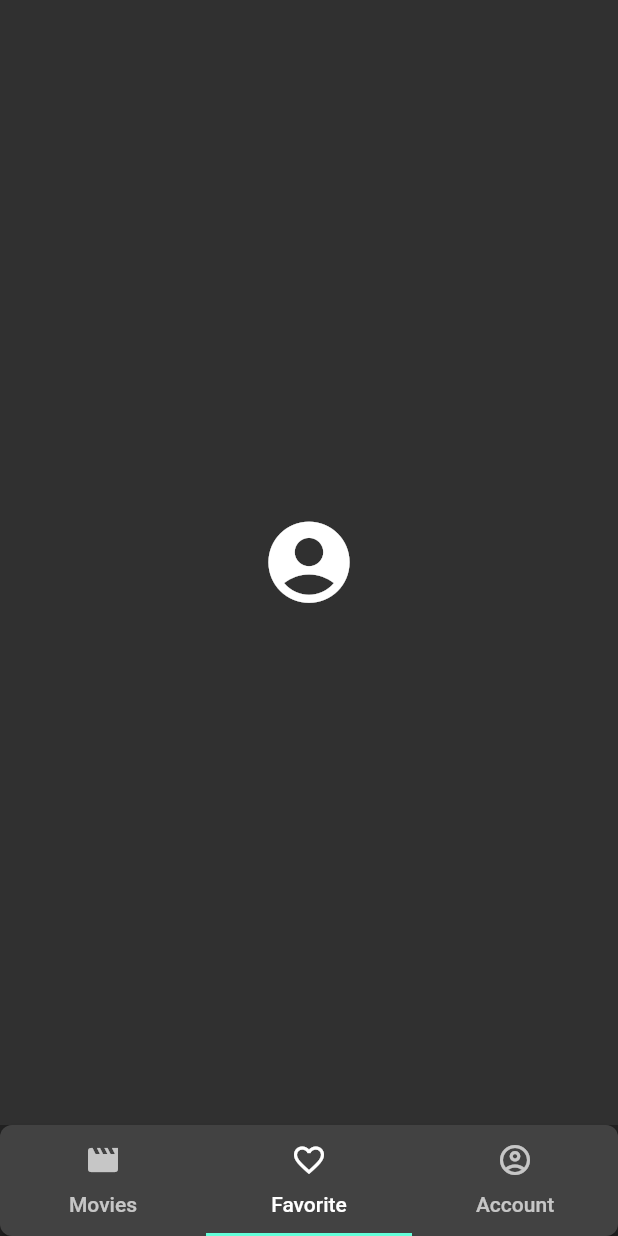
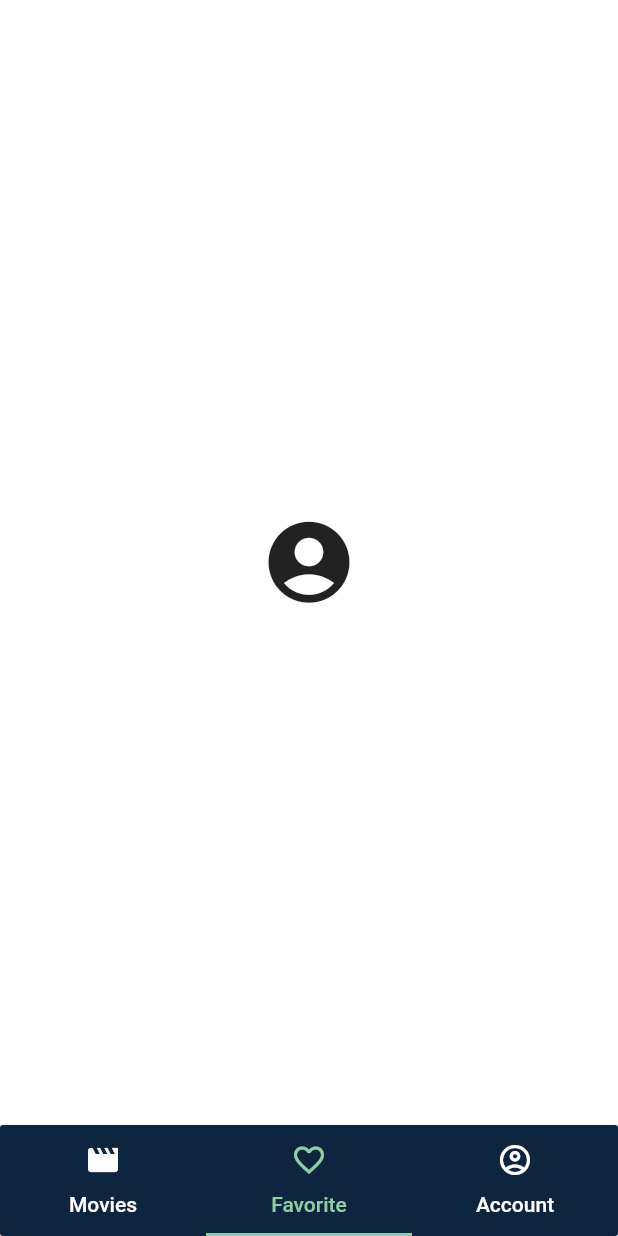
Before and after one commit to A7mdFathi/movie, a Flutter app: the screen it shows after launch, item 2 of the bottom bar chosen, on a phone screen of 412 x 824 dp. Run offline on Flutter 3.47's test engine with Material 2 defaults, Android fonts, the phone set to English and light mode, and no system bars; our stand-ins replace bloc, cached_network_image, connectivity, equatable, flutter_bloc, youtube_player_flutter; generated files the repository leaves out were written again; network calls fail.

Commit message:
add dark theme add check connection to internet

```diff
--- a/lib/main.dart
+++ b/lib/main.dart
@@ -1,5 +1,7 @@
 import 'package:flutter/material.dart';
 import 'package:flutter_bloc/flutter_bloc.dart';
+import 'package:movies_now/src/blocs/app_internet_bloc/app_internet_bloc.dart';
+import 'package:movies_now/src/blocs/app_theme_cubit/app_theme_cubit.dart';
 import 'package:movies_now/src/repositories/repositories.dart';
 import 'package:movies_now/src/screens/screens.dart';
 import 'package:movies_now/src/utils/app_routes.dart';
@@ -28,18 +30,26 @@ class App extends StatelessWidget {
 
   @override
   Widget build(BuildContext context) {
+    return MultiBlocProvider(
+      providers: [
+        BlocProvider(
+          create: (context) => ThemeCubit(),
+        ),
+        BlocProvider(
+          lazy: false,
+          create: (context) => AppInternetBloc()..add(AppStarted()),
+        ),
+      ],
+      child: BlocBuilder<ThemeCubit, ThemeData>(
+        builder: (context, state) {
           return MaterialApp(
             debugShowCheckedModeBanner: false,
-      theme: ThemeData.dark(),
-      darkTheme: ThemeData(
-        primaryColor: Color(0xff0d253f),
-        accentColor: Color(0xff01b4e4),
-        dividerColor: Color(0xff90cea1),
-      ),
+            theme: state,
             home: MultiBlocProvider(
               providers: [
                 BlocProvider<MovieThisWeekCubit>(
-            create: (context) => MovieThisWeekCubit(repository: repository)
+                  create: (context) =>
+                      MovieThisWeekCubit(repository: repository)
                         ..mapMovieWeekToState(),
                 ),
                 BlocProvider<MoviesListCubit>(
@@ -54,5 +64,8 @@ class App extends StatelessWidget {
             ),
             onGenerateRoute: appRoutes.generateRoute,
           );
+        },
+      ),
+    );
   }
 }
--- /dev/null
+++ b/lib/src/blocs/app_internet_bloc/app_internet_event.dart
@@ -0,0 +1,10 @@
+part of 'app_internet_bloc.dart';
+
+abstract class AppInternetEvent extends Equatable {
+  const AppInternetEvent();
+}
+
+class AppStarted extends AppInternetEvent {
+  @override
+  List<Object> get props => [];
+}
--- /dev/null
+++ b/lib/src/blocs/app_internet_bloc/app_internet_state.dart
@@ -0,0 +1,23 @@
+part of 'app_internet_bloc.dart';
+
+abstract class AppInternetState extends Equatable {
+  const AppInternetState();
+}
+
+class AppInternetInitial extends AppInternetState {
+  @override
+  List<Object> get props => [];
+}
+
+class AppConnectedState extends AppInternetState{
+  @override
+  // TODO: implement props
+  List<Object> get props => throw UnimplementedError();
+
+}
+class AppDisconnectedState extends AppInternetState{
+  @override
+  // TODO: implement props
+  List<Object> get props => throw UnimplementedError();
+
+}
--- /dev/null
+++ b/lib/src/blocs/app_theme_cubit/app_theme_cubit.dart
@@ -0,0 +1,34 @@
+import 'package:flutter/material.dart';
+import 'package:flutter_bloc/flutter_bloc.dart';
+import '../../utils/app_colors.dart';
+
+class ThemeCubit extends Cubit<ThemeData> {
+  ThemeCubit() : super(_lightTheme);
+
+  static final _lightTheme = ThemeData(
+    scaffoldBackgroundColor: AppColors.SCAFFOLD_LIGHT_COLOR,
+    primaryColor: AppColors.PRIMARY_COLOR,
+    accentColor: AppColors.ACCENT_COLOR,
+    hoverColor: AppColors.LIGHT_TEXT_COLOR,
+    highlightColor: AppColors.LIGHT_TEXT_COLOR,
+    brightness: Brightness.light,
+    splashColor: AppColors.TERTIARY_COLOR,
+  );
+
+  static final _darkTheme = ThemeData(
+    scaffoldBackgroundColor: AppColors.SCAFFOLD_DARK_COLOR,
+    primaryColor: AppColors.PRIMARY_COLOR,
+    accentColor: AppColors.ACCENT_COLOR,
+    brightness: Brightness.dark,
+    splashColor: AppColors.TERTIARY_COLOR,
+    hoverColor: AppColors.DARK_TEXT_COLOR,
+    highlightColor: AppColors.DARK_TEXT_COLOR,
+  );
+  bool lightTheme = true;
+
+  /// Toggles the current brightness between light and dark.
+  void toggleTheme() {
+    emit(state.brightness == Brightness.dark ? _lightTheme : _darkTheme);
+    lightTheme = !lightTheme;
+  }
+}
--- a/lib/src/blocs/blocs.dart
+++ b/lib/src/blocs/blocs.dart
@@ -6,3 +6,4 @@ export 'movie_details_cubit/movie_details_cubit.dart';
 export 'movie_search_bloc/bloc.dart';
 export 'movie_credits_cubit/movie_credits_cubit.dart';
 export 'person_details_cubit/person_details_cubit.dart';
+export 'app_theme_cubit/app_theme_cubit.dart';
--- a/lib/src/screens/movie_home_screen.dart
+++ b/lib/src/screens/movie_home_screen.dart
@@ -1,4 +1,6 @@
 import 'package:flutter/material.dart';
+import 'package:flutter_bloc/flutter_bloc.dart';
+import 'package:movies_now/src/blocs/app_internet_bloc/app_internet_bloc.dart';
 import 'package:movies_now/src/widgets/widgets.dart';
 import 'screens.dart';
 
@@ -15,25 +17,6 @@ class _HomeScreenState extends State<HomeScreen>
     // SearchPage(),
     AccountPage(),
     AccountPage(),
-  ];
-
-  static const _tabs = <Tab>[
-    Tab(
-      icon: Icon(Icons.movie),
-      text: 'Movies',
-    ),
-    // Tab(
-    //   icon: Icon(Icons.search),
-    //   text: 'Search',
-    // ),
-    Tab(
-      icon: Icon(Icons.favorite_border),
-      text: 'Favorite',
-    ),
-    Tab(
-      icon: Icon(Icons.account_circle_outlined),
-      text: 'Account',
-    ),
   ];
 
   @override
@@ -54,23 +37,63 @@ class _HomeScreenState extends State<HomeScreen>
   @override
   Widget build(BuildContext context) {
     return Scaffold(
-      backgroundColor: Theme.of(context).primaryColor,
-      body: TabBarView(
-        children: _tabPages,
-        controller: _tabController,
+      backgroundColor: Theme.of(context).scaffoldBackgroundColor,
+      body: BlocListener<AppInternetBloc, AppInternetState>(
+        listener: (context, state) {
+          if (state is AppDisconnectedState) {
+            ScaffoldMessenger.of(context).hideCurrentSnackBar();
+            ScaffoldMessenger.of(context).showSnackBar(
+              SnackBar(
+                content: Text(
+                  'Your app is Offline',
+                ),
+              ),
+            );
+          }
+        },
+        child: TabBarView(
+          children: _tabPages,
+          controller: _tabController,
+        ),
       ),
       bottomNavigationBar: Material(
-        borderRadius: BorderRadius.circular(8.0),
+        color: Theme.of(context).primaryColor,
         elevation: 2.0,
         type: MaterialType.card,
         child: TabBar(
-          tabs: _tabs,
+          indicatorColor: Theme.of(context).splashColor,
+          labelColor: Theme.of(context).splashColor,
+          unselectedLabelColor: Theme.of(context).hoverColor,
+          tabs: _appTaps(context),
           controller: _tabController,
         ),
       ),
       drawer: AppDrawer(),
     );
   }
+}
+
+List<Widget> _appTaps(BuildContext context) {
+  return <Tab>[
+    Tab(
+      icon: Icon(
+        Icons.movie,
+      ),
+      text: 'Movies',
+    ),
+    Tab(
+      icon: Icon(
+        Icons.favorite_border,
+      ),
+      text: 'Favorite',
+    ),
+    Tab(
+      icon: Icon(
+        Icons.account_circle_outlined,
+      ),
+      text: 'Account',
+    ),
+  ];
 }
 
 class AccountPage extends StatelessWidget {
--- a/lib/src/screens/overview_page.dart
+++ b/lib/src/screens/overview_page.dart
@@ -7,6 +7,8 @@ class OverviewPage extends StatelessWidget {
   @override
   Widget build(BuildContext context) {
     return RefreshIndicator(
+      color: Theme.of(context).accentColor,
+      backgroundColor: Theme.of(context).splashColor,
       onRefresh: () async {
         context.read<MovieThisWeekCubit>().mapMovieWeekToState();
         context.read<MoviesListCubit>().loadMoviesList();
--- /dev/null
+++ b/lib/src/utils/app_colors.dart
@@ -0,0 +1,12 @@
+import 'package:flutter/material.dart';
+
+class AppColors {
+  static const Color PRIMARY_COLOR = Color(0xff0d253f);
+  static const Color ACCENT_COLOR = Color(0xff01b4e4);
+  static const Color TERTIARY_COLOR = Color(0xff90cea1);
+  static const Color DARK_TEXT_COLOR=Colors.black;
+  static const Color LIGHT_TEXT_COLOR=Colors.white;
+  static const Color SCAFFOLD_LIGHT_COLOR=Colors.white;
+  static const Color SCAFFOLD_DARK_COLOR=Colors.black;
+
+}
--- a/lib/src/widgets/widgets.dart
+++ b/lib/src/widgets/widgets.dart
@@ -1,5 +1,5 @@
 export 'movie_week_widget.dart';
-export 'app_drawer_widget.dart';
+export 'app_drawer.dart';
 export 'movies_grid_widget.dart';
 export 'movie_item_widget.dart';
 export 'custom_button_widget.dart';
--- a/pubspec.yaml
+++ b/pubspec.yaml
@@ -30,7 +30,7 @@ dependencies:
   youtube_player_flutter: ^7.0.0+7
   json_annotation: ^3.1.1
   cached_network_image: ^2.5.0
-#  connectivity: ^2.0.2
+  connectivity: ^2.0.2
 #  dio: ^3.0.10
 
 
```
Also changed, not shown: lib/src/blocs/app_internet_bloc/app_internet_bloc.dart (added, +31 -0 lines), lib/src/widgets/app_drawer.dart (renamed from lib/src/widgets/app_drawer_widget.dart, +28 -15 lines), lib/src/widgets/movie_details_widget.dart (+18 -5 lines), lib/src/widgets/movie_week_widget.dart (+7 -6 lines), lib/src/widgets/movies_grid_widget.dart (+4 -4 lines), pubspec.lock, 1 other file. Lines whose indentation alone changed are shown as unchanged.
